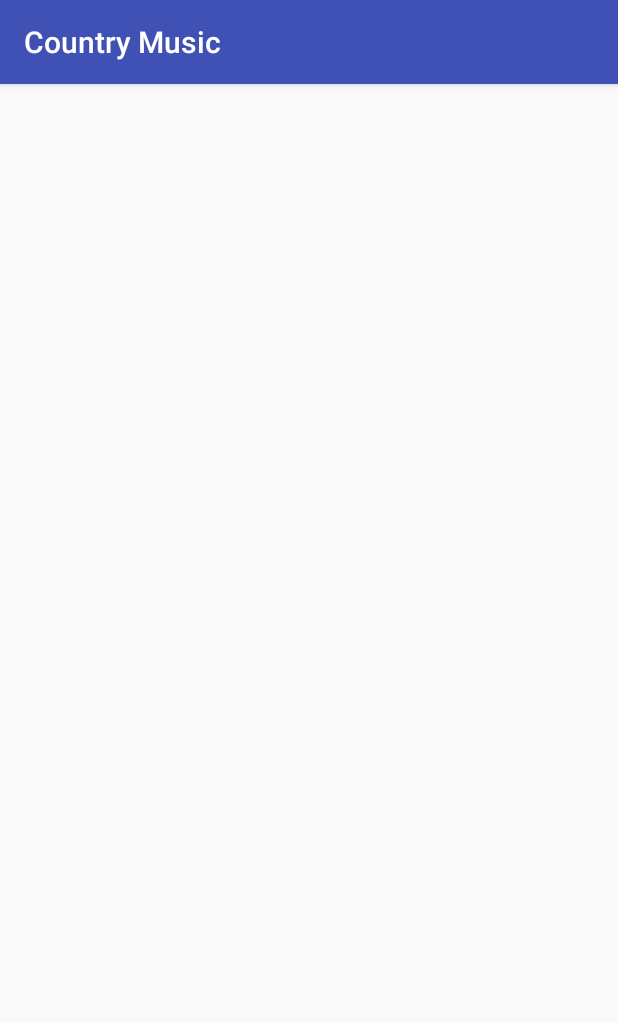
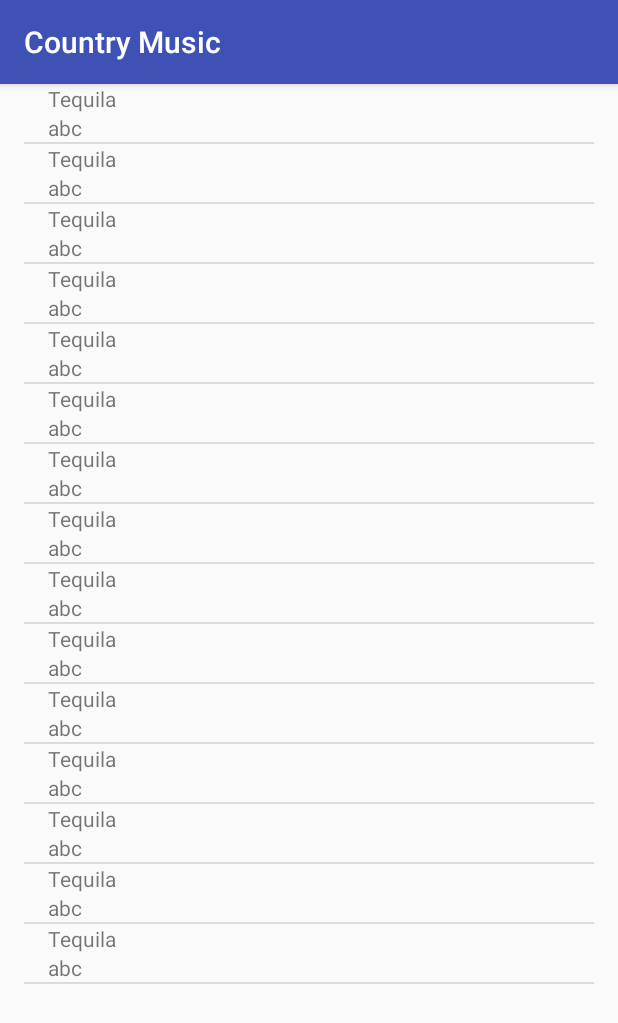
Before and after one commit to lehieu30794/MusicalStructureAppAH, an Android app: the CountryActivity screen opened directly, with no data from a screen before it, on a phone screen of 412 x 824 dp. Shown: the top 1023 px of the screen. Run offline under Robolectric (Android 15) with nearby library versions, the phone set to English and light mode, and no system bars.

```diff
--- a/app/src/main/java/com/example/android/musicalstructureappah/CountryActivity.java
+++ b/app/src/main/java/com/example/android/musicalstructureappah/CountryActivity.java
@@ -2,7 +2,12 @@ package com.example.android.musicalstructureappah;
 
 import android.support.v7.app.AppCompatActivity;
 import android.os.Bundle;
+import android.view.View;
+import android.view.ViewGroup;
 import android.widget.ArrayAdapter;
+import android.widget.Button;
+import android.widget.ImageButton;
+import android.widget.LinearLayout;
 import android.widget.ListView;
 
 import java.util.ArrayList;
@@ -14,13 +19,39 @@ public class CountryActivity extends AppCompatActivity {
         super.onCreate(savedInstanceState);
         setContentView(R.layout.activity_country);
 
-        ArrayList<String> musicInfo = new ArrayList<String>();
+        ArrayList<Music> musicInfo = new ArrayList<Music>();
 
-        musicInfo.add("Tequila");
+        musicInfo.add(new Music("Tequila", "abc"));
+        musicInfo.add(new Music("Tequila", "abc"));
+        musicInfo.add(new Music("Tequila", "abc"));
+        musicInfo.add(new Music("Tequila", "abc"));
+        musicInfo.add(new Music("Tequila", "abc"));
+        musicInfo.add(new Music("Tequila", "abc"));
+        musicInfo.add(new Music("Tequila", "abc"));
+        musicInfo.add(new Music("Tequila", "abc"));
+        musicInfo.add(new Music("Tequila", "abc"));
+        musicInfo.add(new Music("Tequila", "abc"));
+        musicInfo.add(new Music("Tequila", "abc"));
+        musicInfo.add(new Music("Tequila", "abc"));
+        musicInfo.add(new Music("Tequila", "abc"));
+        musicInfo.add(new Music("Tequila", "abc"));
+        musicInfo.add(new Music("Tequila", "abc"));
 
-        ArrayAdapter<String> musicItem = new ArrayAdapter<String>(this,
-                R.layout.list_view, musicInfo);
+
+        MusicAdapter musicAdapter = new MusicAdapter(this, musicInfo);
 
         ListView listView = (ListView) findViewById(R.id.activity_country);
+        listView.setAdapter(musicAdapter);
+
+//        LinearLayout l = (LinearLayout) findViewById(R.id.list_view);
+//        ImageButton playButton = new ImageButton(this);
+//        playButton.setImageResource(R.drawable.play_button);
+//        playButton.setLayoutParams(new LinearLayout.LayoutParams(
+//                ViewGroup.LayoutParams.MATCH_PARENT,
+//                ViewGroup.LayoutParams.MATCH_PARENT
+//        ));
+//
+//        l.addView(playButton);
+
     }
 }
--- a/app/src/main/java/com/example/android/musicalstructureappah/PopActivity.java
+++ b/app/src/main/java/com/example/android/musicalstructureappah/PopActivity.java
@@ -36,5 +36,7 @@ public class PopActivity extends AppCompatActivity {
 //        Try not to confuse with list_view which has LinearLayout
         ListView listView = (ListView) findViewById(R.id.activity_pop);
         listView.setAdapter(musicAdapter);
+
+
     }
 }
```
Also changed, not shown: app/src/main/res/layout/activity_main.xml (+40 -1 lines), app/src/main/res/layout/activity_pop.xml (+7 -0 lines).
